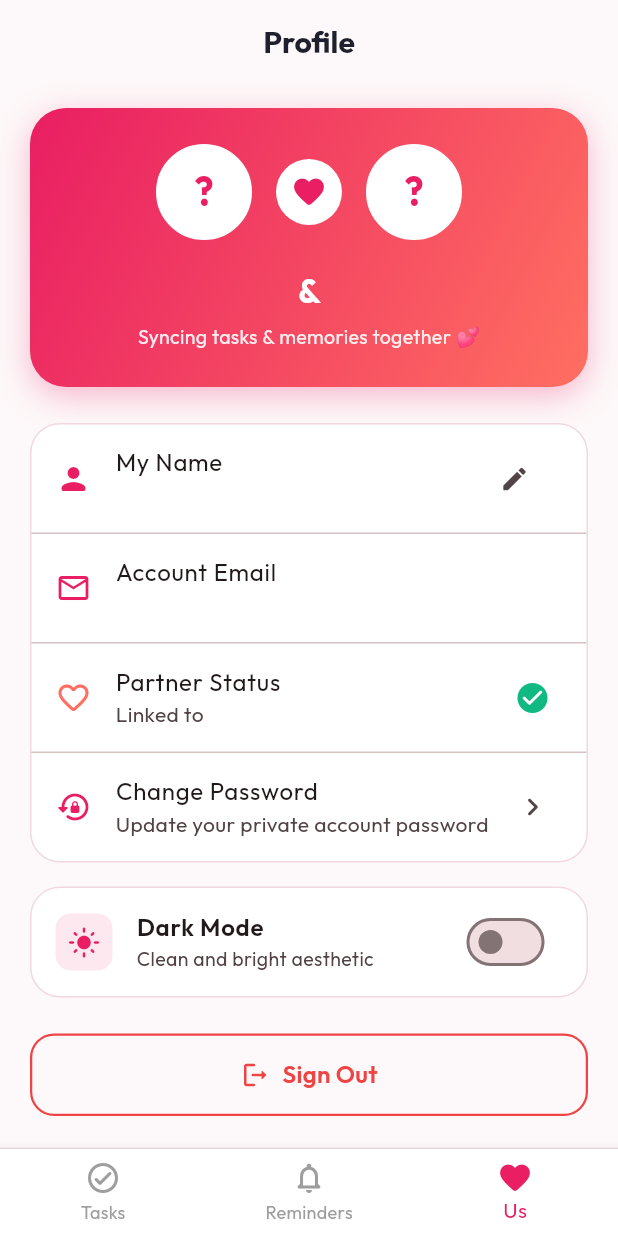
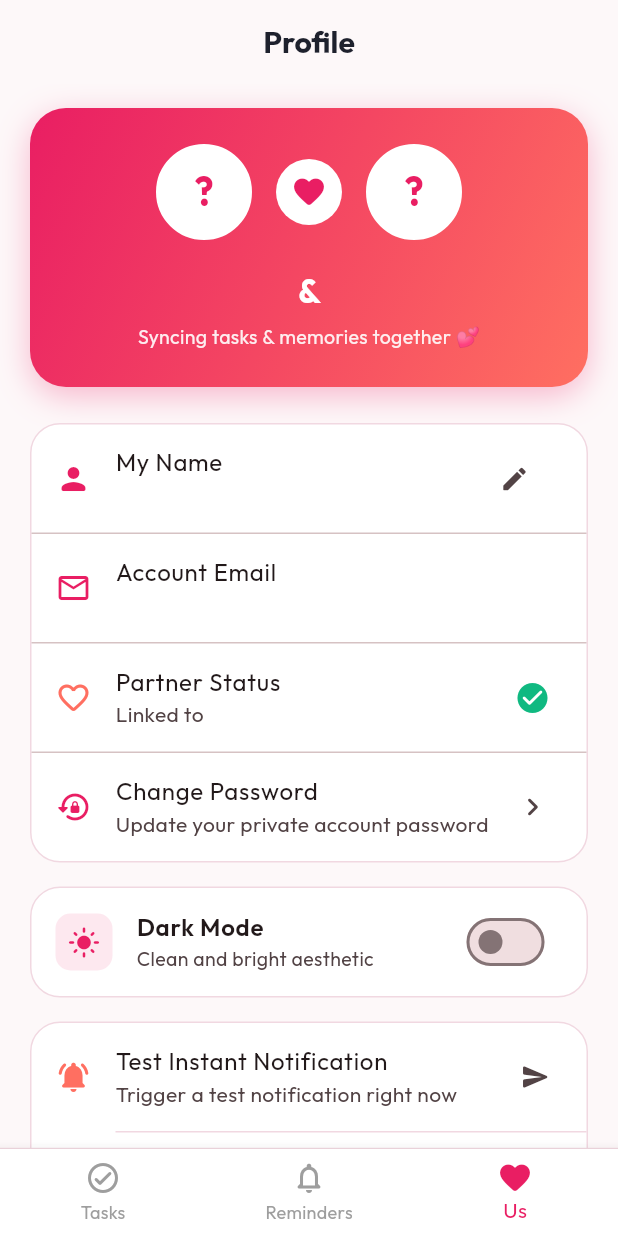
Before and after one commit to justtheguyak/syncitman, a Flutter app: the screen it shows once a user with an empty profile is signed in, item 3 of the bottom bar chosen, on a phone screen of 412 x 824 dp. Run offline on Flutter 3.47's test engine with Material 3 defaults, Android fonts, the phone set to English and light mode, and no system bars; our stand-ins replace flutter_local_notifications, flutter_riverpod, go_router, google_fonts, shared_preferences, supabase_flutter and 1 more; accounts and stored records are empty.

Commit message:
feat: add instant and scheduled notification testing tools in profile screen

```diff
--- a/lib/features/profile/presentation/profile_screen.dart
+++ b/lib/features/profile/presentation/profile_screen.dart
@@ -5,6 +5,7 @@ import '../../../core/constants/app_strings.dart';
 import '../../../core/supabase/supabase_client.dart';
 import '../../../shared/widgets/app_button.dart';
 import '../../../shared/widgets/theme_toggle.dart';
+import '../../../shared/services/notification_service.dart';
 import '../../auth/presentation/auth_notifier.dart';
 import 'profile_notifier.dart';
 
@@ -162,6 +163,69 @@ class ProfileScreen extends ConsumerWidget {
                   isDark: isDark,
                   children: const [
                     ThemeToggleTile(),
+                  ],
+                ),
+
+                const SizedBox(height: 16),
+
+                // Notifications Testing Section
+                _buildCardContainer(
+                  isDark: isDark,
+                  children: [
+                    ListTile(
+                      leading: const Icon(Icons.notifications_active_rounded,
+                          color: AppColors.secondary),
+                      title: const Text('Test Instant Notification'),
+                      subtitle:
+                          const Text('Trigger a test notification right now'),
+                      trailing: const Icon(Icons.send_rounded, size: 20),
+                      onTap: () async {
+                        final ok =
+                            await NotificationService.showImmediateNotification();
+                        if (context.mounted) {
+                          ScaffoldMessenger.of(context).showSnackBar(
+                            SnackBar(
+                              content: Text(ok
+                                  ? 'Notification sent! Check your notification bar 🔔'
+                                  : 'Could not send notification. Check permissions.'),
+                              backgroundColor: ok
+                                  ? AppColors.statusDone
+                                  : AppColors.priorityHigh,
+                            ),
+                          );
+                        }
+                      },
+                    ),
+                    Divider(
+                      height: 1,
+                      indent: 56,
+                      color:
+                          isDark ? AppColors.darkBorder : AppColors.lightBorder,
+                    ),
+                    ListTile(
+                      leading: const Icon(Icons.timer_outlined,
+                          color: AppColors.primary),
+                      title: const Text('Test Scheduled (5s)'),
+                      subtitle:
+                          const Text('Locks phone or wait 5s to see popup'),
+                      trailing: const Icon(Icons.schedule_rounded, size: 20),
+                      onTap: () async {
+                        final ok = await NotificationService
+                            .scheduleTestNotification(delaySeconds: 5);
+                        if (context.mounted) {
+                          ScaffoldMessenger.of(context).showSnackBar(
+                            SnackBar(
+                              content: Text(ok
+                                  ? 'Scheduled in 5 seconds! You can lock or minimize.'
+                                  : 'Could not schedule. Check alarm permissions.'),
+                              backgroundColor: ok
+                                  ? AppColors.statusDone
+                                  : AppColors.priorityHigh,
+                            ),
+                          );
+                        }
+                      },
+                    ),
                   ],
                 ),
 
--- a/lib/shared/services/notification_service.dart
+++ b/lib/shared/services/notification_service.dart
@@ -43,36 +43,42 @@ class NotificationService {
     }
   }
 
-  static Future<void> requestPermissions() async {
+  static Future<bool> requestPermissions() async {
     try {
-      if (kIsWeb) return;
+      if (kIsWeb) return true;
       if (Platform.isAndroid) {
         final androidImplementation = _plugin
             .resolvePlatformSpecificImplementation<
                 AndroidFlutterLocalNotificationsPlugin>();
-        await androidImplementation?.requestNotificationsPermission();
+        final notifGranted =
+            await androidImplementation?.requestNotificationsPermission();
         await androidImplementation?.requestExactAlarmsPermission();
+        return notifGranted ?? true;
       } else if (Platform.isIOS) {
         final iosImplementation = _plugin
             .resolvePlatformSpecificImplementation<
                 IOSFlutterLocalNotificationsPlugin>();
-        await iosImplementation?.requestPermissions(
+        final granted = await iosImplementation?.requestPermissions(
           alert: true,
           badge: true,
           sound: true,
         );
+        return granted ?? true;
       } else if (Platform.isMacOS) {
         final macosImplementation = _plugin
             .resolvePlatformSpecificImplementation<
                 MacOSFlutterLocalNotificationsPlugin>();
-        await macosImplementation?.requestPermissions(
+        final granted = await macosImplementation?.requestPermissions(
           alert: true,
           badge: true,
           sound: true,
         );
+        return granted ?? true;
       }
+      return true;
     } catch (e) {
       debugPrint('Error requesting notification permissions: $e');
+      return false;
     }
   }
 
@@ -178,6 +184,87 @@ class NotificationService {
     }
   }
 
+  /// Sends an immediate test notification right now
+  static Future<bool> showImmediateNotification({
+    String title = 'CoupleSync ❤️',
+    String body = 'Test notification working! Stay connected and accomplish together.',
+  }) async {
+    try {
+      if (!_initialized) await init();
+      await requestPermissions();
+
+      const androidDetails = AndroidNotificationDetails(
+        'couplesync_test_channel',
+        'CoupleSync Test Alerts',
+        channelDescription: 'Direct alerts and test notifications',
+        importance: Importance.max,
+        priority: Priority.high,
+        playSound: true,
+        enableVibration: true,
+      );
+
+      const darwinDetails = DarwinNotificationDetails(
+        presentAlert: true,
+        presentBadge: true,
+        presentSound: true,
+      );
+
+      await _plugin.show(
+        id: 999999,
+        title: title,
+        body: body,
+        notificationDetails: const NotificationDetails(
+          android: androidDetails,
+          iOS: darwinDetails,
+        ),
+      );
+      return true;
+    } catch (e) {
+      debugPrint('Failed to show immediate notification: $e');
+      return false;
+    }
+  }
+
+  /// Schedules a test notification in [delaySeconds] (defaults to 5 seconds)
+  static Future<bool> scheduleTestNotification({int delaySeconds = 5}) async {
+    try {
+      if (!_initialized) await init();
+      await requestPermissions();
+
+      final scheduledDate =
+          tz.TZDateTime.now(tz.local).add(Duration(seconds: delaySeconds));
+
+      await _plugin.zonedSchedule(
+        id: 888888,
+        title: 'CoupleSync Test 🔔',
+        body:
+            'Scheduled test notification arrived after $delaySeconds seconds! ❤️',
+        scheduledDate: scheduledDate,
+        notificationDetails: const NotificationDetails(
+          android: AndroidNotificationDetails(
+            'couplesync_test_channel',
+            'CoupleSync Test Alerts',
+            channelDescription: 'Direct alerts and test notifications',
+            importance: Importance.max,
+            priority: Priority.high,
+            playSound: true,
+            enableVibration: true,
+          ),
+          iOS: DarwinNotificationDetails(
+            presentAlert: true,
+            presentBadge: true,
+            presentSound: true,
+          ),
+        ),
+        androidScheduleMode: AndroidScheduleMode.exactAllowWhileIdle,
+      );
+      return true;
+    } catch (e) {
+      debugPrint('Failed to schedule test notification: $e');
+      return false;
+    }
+  }
+
   static Future<void> cancelReminder(int id) async {
     try {
       await _plugin.cancel(id: id);
```
